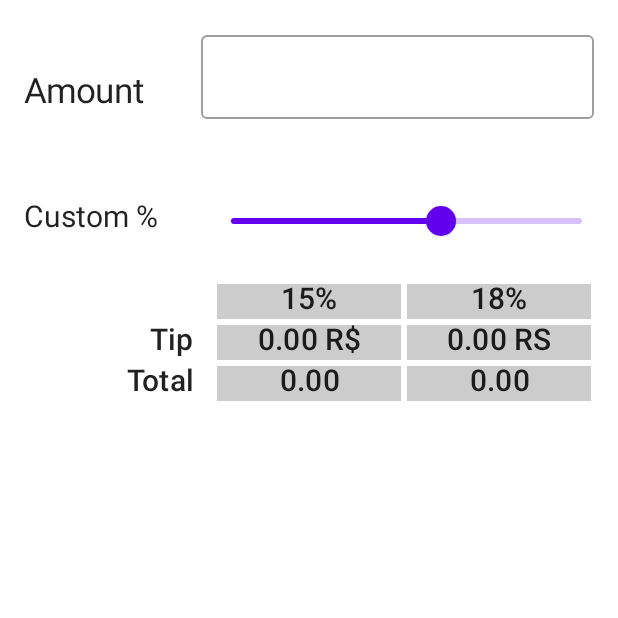
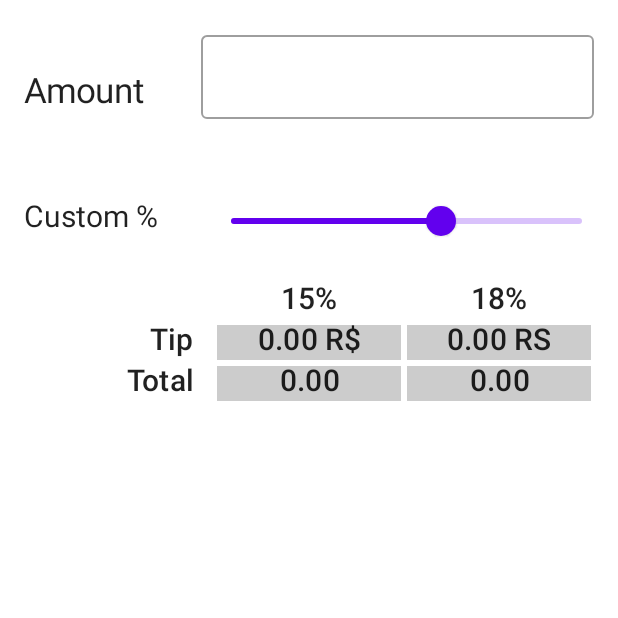
Before and after one commit to opsrobs/tips, an Android app built with Jetpack Compose: the screen it shows after launch (MainActivity), on a phone screen of 412 x 824 dp, the top half of it. Run offline under Robolectric (Android 15) with nearby library versions, the phone set to English and light mode, and no system bars.

Commit message:
Removido BG das percentagens do app

```diff
--- a/app/src/main/java/com/example/restaurants_tips/MainActivity.kt
+++ b/app/src/main/java/com/example/restaurants_tips/MainActivity.kt
@@ -217,7 +217,6 @@ fun ThreeColumnsAndRows(tip: String, percent: Float, amount: String) {
                     style = MaterialTheme.typography.h6,
                     textAlign = TextAlign.Center,
                     modifier = Modifier.fillMaxSize()
-                        .background(Color.LightGray)
 
                 )
             }
@@ -233,8 +232,6 @@ fun ThreeColumnsAndRows(tip: String, percent: Float, amount: String) {
                     style = MaterialTheme.typography.h6,
                     textAlign = TextAlign.Center,
                     modifier = Modifier.fillMaxSize()
-                        .background(Color.LightGray)
-
                 )
             }
         }
```
